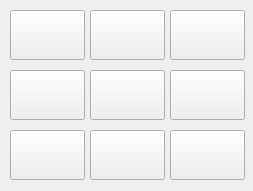
This is Widget/customgamewidget.ui in MathisGaming/TicTacToeQt as Qt 5 draws it before an edit. The edited form follows.
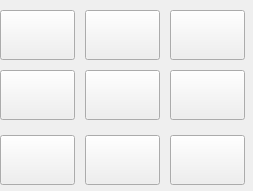
This is the edited form.

```diff
--- a/Widget/customgamewidget.ui
+++ b/Widget/customgamewidget.ui
@@ -16,7 +16,7 @@
   <widget class="QPushButton" name="GameButton_0_0">
    <property name="geometry">
     <rect>
-     <x>10</x>
+     <x>0</x>
      <y>10</y>
      <width>75</width>
      <height>50</height>
@@ -29,7 +29,10 @@
     </size>
    </property>
    <property name="focusPolicy">
-    <enum>Qt::ClickFocus</enum>
+    <enum>Qt::NoFocus</enum>
+   </property>
+   <property name="autoFillBackground">
+    <bool>false</bool>
    </property>
    <property name="text">
     <string/>
@@ -38,7 +41,7 @@
   <widget class="QPushButton" name="GameButton_0_1">
    <property name="geometry">
     <rect>
-     <x>90</x>
+     <x>85</x>
      <y>10</y>
      <width>75</width>
      <height>50</height>
@@ -82,7 +85,7 @@
   <widget class="QPushButton" name="GameButton_1_0">
    <property name="geometry">
     <rect>
-     <x>10</x>
+     <x>0</x>
      <y>70</y>
      <width>75</width>
      <height>50</height>
@@ -104,7 +107,7 @@
   <widget class="QPushButton" name="GameButton_1_1">
    <property name="geometry">
     <rect>
-     <x>90</x>
+     <x>85</x>
      <y>70</y>
      <width>75</width>
      <height>50</height>
@@ -148,8 +151,8 @@
   <widget class="QPushButton" name="GameButton_2_0">
    <property name="geometry">
     <rect>
-     <x>10</x>
-     <y>130</y>
+     <x>0</x>
+     <y>135</y>
      <width>75</width>
      <height>50</height>
     </rect>
@@ -170,8 +173,8 @@
   <widget class="QPushButton" name="GameButton_2_1">
    <property name="geometry">
     <rect>
-     <x>90</x>
-     <y>130</y>
+     <x>85</x>
+     <y>135</y>
      <width>75</width>
      <height>50</height>
     </rect>
@@ -193,7 +196,7 @@
    <property name="geometry">
     <rect>
      <x>170</x>
-     <y>130</y>
+     <y>135</y>
      <width>75</width>
      <height>50</height>
     </rect>
```
Left out of the diff: 16 changed lines with no effect on the pictures.
